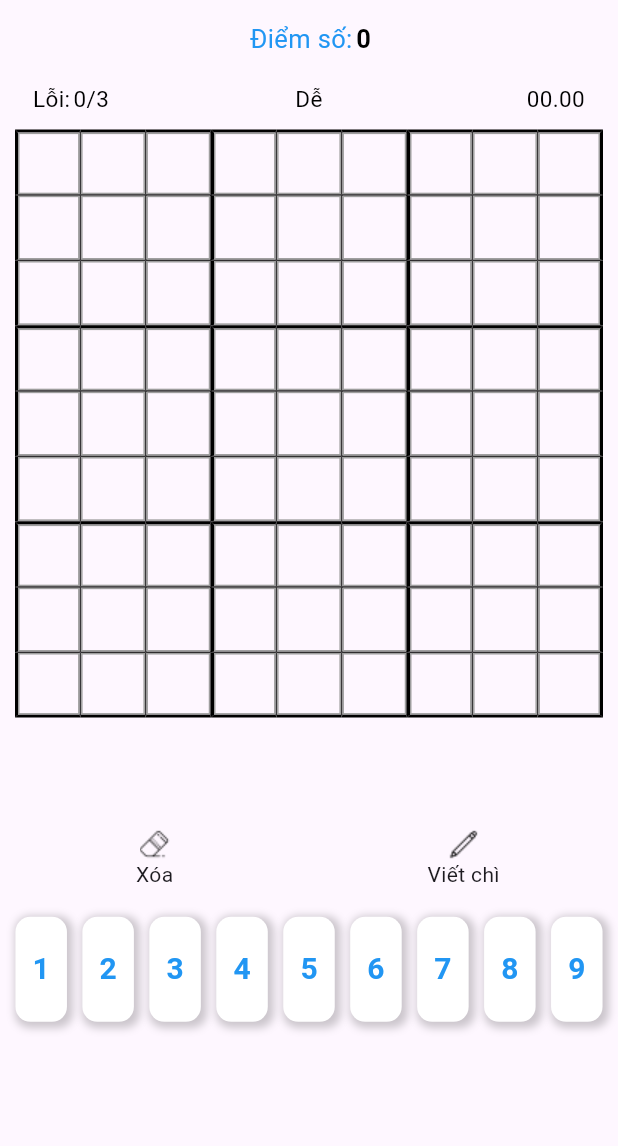
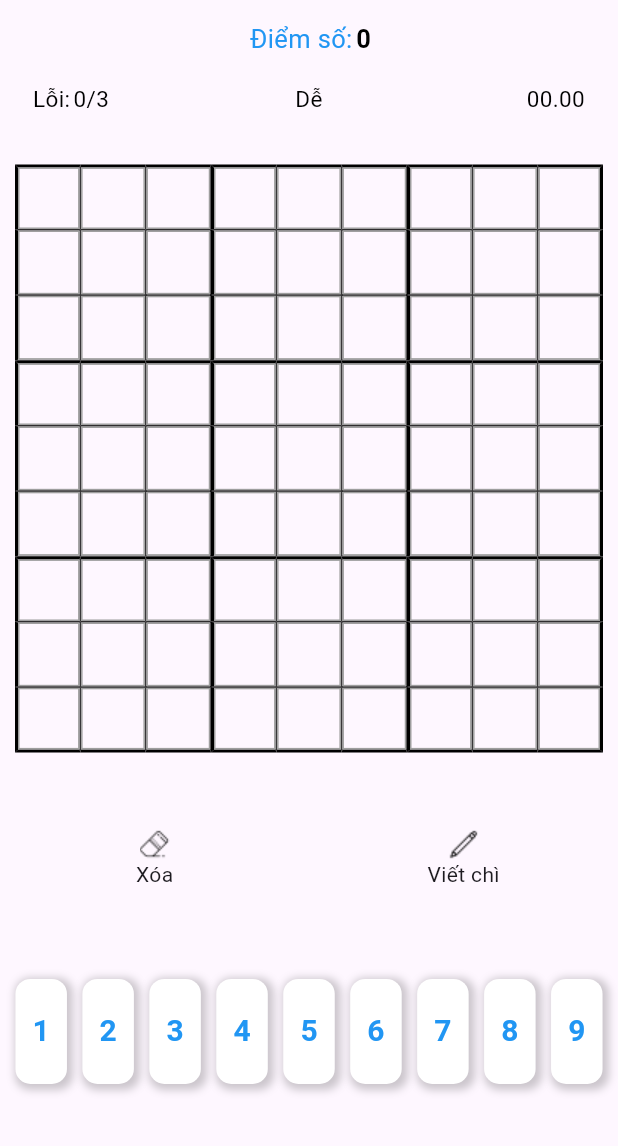
Before and after one commit to NamkhOa1412/Doan_Sudoku, a Flutter app: the screen it shows after launch, on a phone screen of 412 x 824 dp, the part 90-1236 px from its top. Run offline on Flutter 3.47's test engine with Material 3 defaults, Android fonts, the phone set to English and light mode, and no system bars.

Commit message:
fix UI 2

```diff
--- a/sudoku/lib/sudoku_widget/sudoku_play_screen.dart
+++ b/sudoku/lib/sudoku_widget/sudoku_play_screen.dart
@@ -37,7 +37,7 @@ class _Sudoku_ScreenState extends State<Sudoku_Screen> {
             child: Container(
               child: Padding(
               padding: EdgeInsets.all(10),
-              child: Expanded(
+              child: Center(
                 child: AspectRatio(
                   aspectRatio: 1,
                   child: SudokuGrid(
@@ -59,6 +59,7 @@ class _Sudoku_ScreenState extends State<Sudoku_Screen> {
             flex: 2,
             child:
               Column(
+                mainAxisAlignment: MainAxisAlignment.center,
                 children: [
                   Row(
                     mainAxisAlignment: MainAxisAlignment.spaceEvenly,
```
